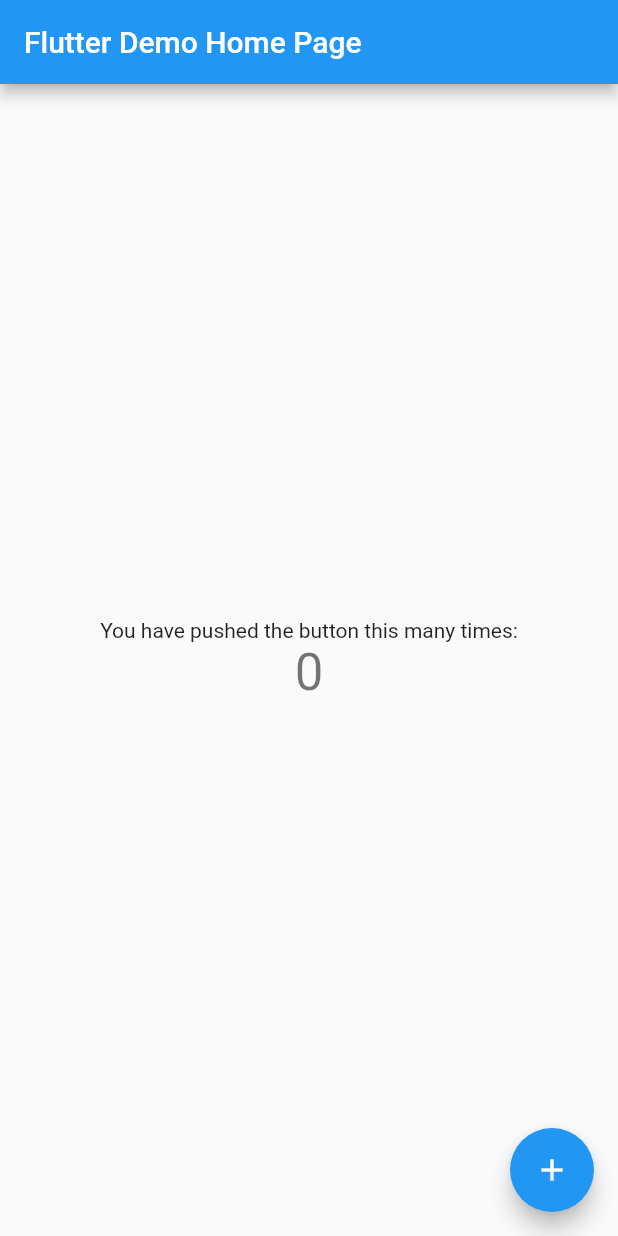
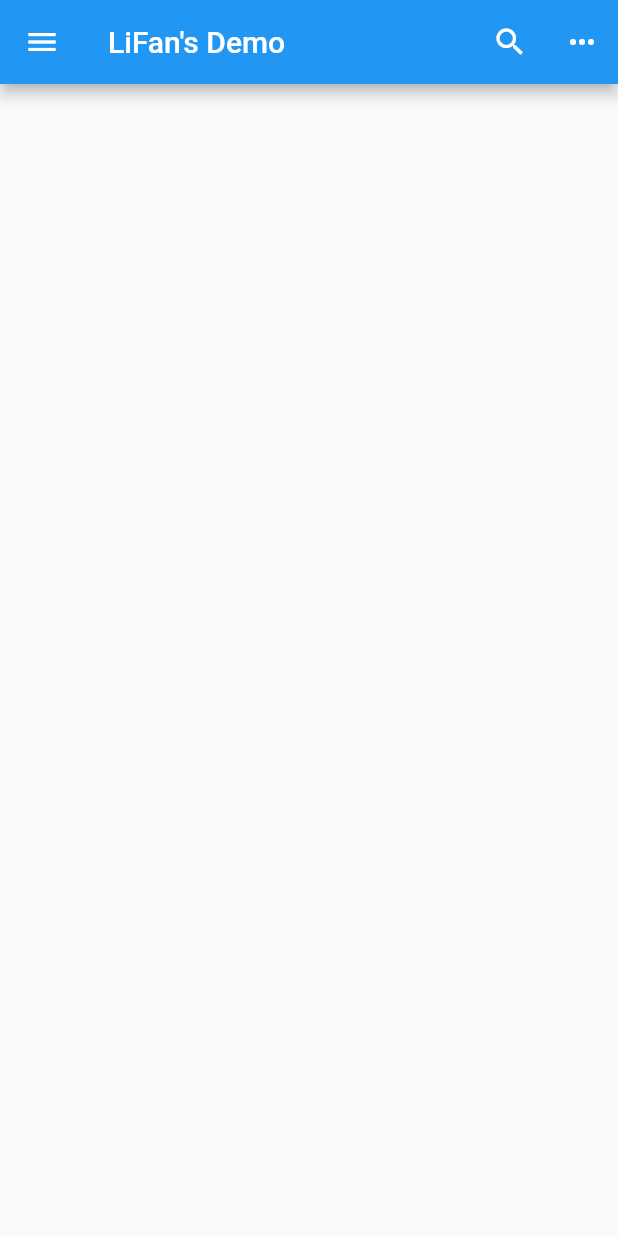
Before and after one commit to lifanGitHub/Flutter, a Flutter app: the screen it shows after launch, on a phone screen of 412 x 824 dp. Run offline on Flutter 3.47's test engine with Material 2 defaults, Android fonts, the phone set to English and light mode, and no system bars.

Commit message:
优化代码

```diff
--- a/lib/main.dart
+++ b/lib/main.dart
@@ -11,105 +11,41 @@ class MyApp extends StatelessWidget {
   @override
   Widget build(BuildContext context) {
     return MaterialApp(
-      title: 'Flutter Demo',
+      debugShowCheckedModeBanner: false,
       theme: ThemeData(
-        // This is the theme of your application.
-        //
-        // Try running your application with "flutter run". You'll see the
-        // application has a blue toolbar. Then, without quitting the app, try
-        // changing the primarySwatch below to Colors.green and then invoke
-        // "hot reload" (press "r" in the console where you ran "flutter run",
-        // or simply save your changes to "hot reload" in a Flutter IDE).
-        // Notice that the counter didn't reset back to zero; the application
-        // is not restarted.
         primarySwatch: Colors.blue,
       ),
-      home: const MyHomePage(title: 'Flutter Demo Home Page'),
+      home: MyHomePage(),
     );
   }
 }
 
-class MyHomePage extends StatefulWidget {
-  const MyHomePage({Key? key, required this.title}) : super(key: key);
-
-  // This widget is the home page of your application. It is stateful, meaning
-  // that it has a State object (defined below) that contains fields that affect
-  // how it looks.
-
-  // This class is the configuration for the state. It holds the values (in this
-  // case the title) provided by the parent (in this case the App widget) and
-  // used by the build method of the State. Fields in a Widget subclass are
-  // always marked "final".
-
-  final String title;
-
-  @override
-  State<MyHomePage> createState() => _MyHomePageState();
-}
-
-class _MyHomePageState extends State<MyHomePage> {
-  int _counter = 0;
-
-  void _incrementCounter() {
-    setState(() {
-      // This call to setState tells the Flutter framework that something has
-      // changed in this State, which causes it to rerun the build method below
-      // so that the display can reflect the updated values. If we changed
-      // _counter without calling setState(), then the build method would not be
-      // called again, and so nothing would appear to happen.
-      _counter++;
-    });
-  }
-
+class MyHomePage extends StatelessWidget {
   @override
   Widget build(BuildContext context) {
-    // This method is rerun every time setState is called, for instance as done
-    // by the _incrementCounter method above.
-    //
-    // The Flutter framework has been optimized to make rerunning build methods
-    // fast, so that you can just rebuild anything that needs updating rather
-    // than having to individually change instances of widgets.
     return Scaffold(
       appBar: AppBar(
-        // Here we take the value from the MyHomePage object that was created by
-        // the App.build method, and use it to set our appbar title.
-        title: Text(widget.title),
+        title: const Text("LiFan's Demo"),
+        leading: IconButton(
+          icon: const Icon(Icons.menu),
+          onPressed: () => {debugPrint("pressed")},
+        ),
+        actions: [
+          IconButton(
+            icon: const Icon(Icons.search),
+            onPressed: () => {debugPrint("pressed")},
+          ),
+          IconButton(
+            icon: const Icon(Icons.more_horiz),
+            onPressed: () => {debugPrint("pressed")},
+          ),
+        ],
+        // bottom: const TabBar(
+        //   tabs: [
+        //
+        //   ],
+        // ),
       ),
-      body: Center(
-        // Center is a layout widget. It takes a single child and positions it
-        // in the middle of the parent.
-        child: Column(
-          // Column is also a layout widget. It takes a list of children and
-          // arranges them vertically. By default, it sizes itself to fit its
-          // children horizontally, and tries to be as tall as its parent.
-          //
-          // Invoke "debug painting" (press "p" in the console, choose the
-          // "Toggle Debug Paint" action from the Flutter Inspector in Android
-          // Studio, or the "Toggle Debug Paint" command in Visual Studio Code)
-          // to see the wireframe for each widget.
-          //
-          // Column has various properties to control how it sizes itself and
-          // how it positions its children. Here we use mainAxisAlignment to
-          // center the children vertically; the main axis here is the vertical
-          // axis because Columns are vertical (the cross axis would be
-          // horizontal).
-          mainAxisAlignment: MainAxisAlignment.center,
-          children: <Widget>[
-            const Text(
-              'You have pushed the button this many times:',
-            ),
-            Text(
-              '$_counter',
-              style: Theme.of(context).textTheme.headline4,
-            ),
-          ],
-        ),
-      ),
-      floatingActionButton: FloatingActionButton(
-        onPressed: _incrementCounter,
-        tooltip: 'Increment',
-        child: const Icon(Icons.add),
-      ), // This trailing comma makes auto-formatting nicer for build methods.
     );
   }
 }
--- a/lib/model/post.dart
+++ b/lib/model/post.dart
@@ -17,7 +17,8 @@ class Post {
 final List<Post> posts = [
   Post(
     title: 'Candy Shop',
-    author: 'Mohamed Chahin',
+    author: 'Mohamed '
+        'POIUT43``Chahin',
     description: 'Esse ut nulla velit reprehenderit veniam sint nostrud nulla exercitation ipsum. Officia deserunt aliquip aliquip excepteur eiusmod dolor. Elit amet ipsum labore sint occaecat dolore tempor officia irure voluptate ad. Veniam laboris deserunt aute excepteur sit deserunt dolor esse dolor velit sint nulla anim ut. Reprehenderit voluptate adipisicing culpa magna ea nulla ullamco consectetur. Cupidatat adipisicing consequat adipisicing sit consectetur dolor occaecat.',
     imageUrl: 'https://gimg2.baidu.com/image_search/src=http%3A%2F%2Fpic-bucket.ws.126.net%2Fphoto%2F0031%2F2018-06-22%2FDKTVNSFE56HR0031NOS.jpg&refer=http%3A%2F%2Fpic-bucket.ws.126.net&app=2002&size=f9999,10000&q=a80&n=0&g=0n&fmt=jpeg?sec=1635043841&t=9d7866c994578196b3dc2b1ff10eb4ec',
   ),
```
Also changed, not shown: lib/class1.dart (+0 -17 lines).
